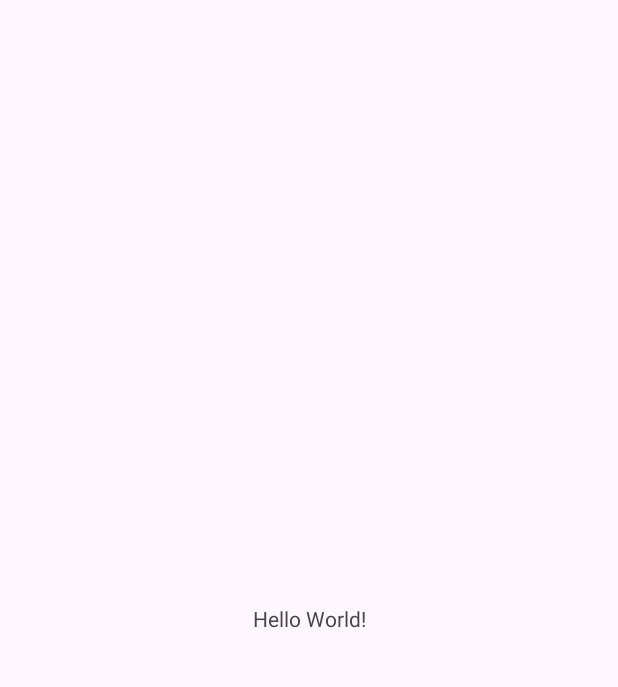
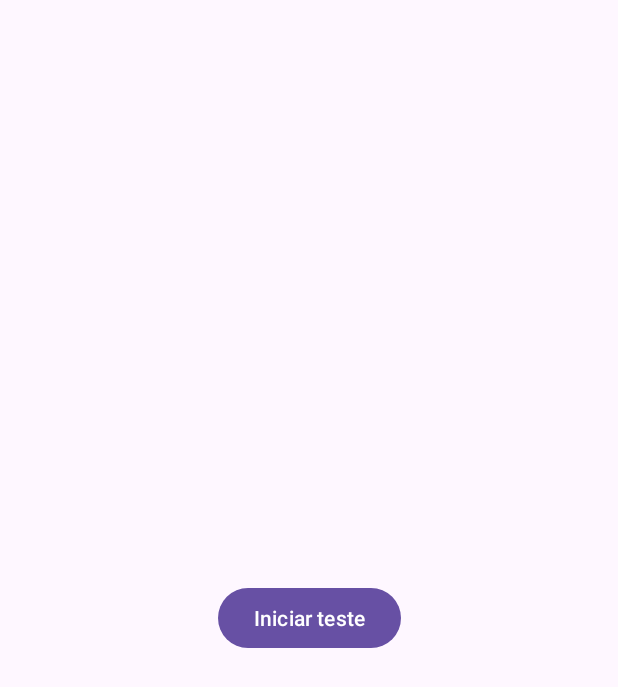
Before and after one commit to giocolombarolli/testDisplay, an Android app: the screen it shows after launch (MainActivity), on a phone screen of 412 x 824 dp. Before the commit the part shown is almost empty. Shown: the top 687 px of the screen. Run offline under Robolectric (Android 15) with nearby library versions, the phone set to English and light mode, and no system bars.

Commit message:
feat: Desafio Gertec.
- Adicionado fragmento com grid dinâmico de quadrados clicáveis
- Integragado ViewModel para controle do progresso e timeout do teste
- Exibi botão de conclusão ao finalizar o teste com sucesso
- Fluxo de timeout de 10s com retorno automático à tela inicial caso não seja clicado em todos os quadrados

```diff
--- /dev/null
+++ b/app/src/main/java/com/giocolombarolli/testdisplay/ui/main/MainFragment.kt
@@ -0,0 +1,38 @@
+package com.giocolombarolli.testdisplay.ui.main
+
+import android.os.Bundle
+import androidx.fragment.app.Fragment
+import android.view.LayoutInflater
+import android.view.View
+import android.view.ViewGroup
+import androidx.navigation.fragment.findNavController
+import com.giocolombarolli.testdisplay.R
+import com.giocolombarolli.testdisplay.databinding.FragmentMainBinding
+
+
+class MainFragment : Fragment() {
+
+    private var _binding: FragmentMainBinding? = null
+    private val binding get() = _binding!!
+
+    override fun onCreateView(
+        inflater: LayoutInflater, container: ViewGroup?,
+        savedInstanceState: Bundle?
+    ): View {
+        _binding = FragmentMainBinding.inflate(inflater, container, false)
+        return binding.root
+    }
+
+    override fun onViewCreated(view: View, savedInstanceState: Bundle?) {
+        super.onViewCreated(view, savedInstanceState)
+
+        binding.buttonGoToSecond.setOnClickListener {
+            findNavController().navigate(R.id.action_mainFragment_to_testDisplayFragment)
+        }
+    }
+
+    override fun onDestroyView() {
+        super.onDestroyView()
+        _binding = null
+    }
+}
--- a/app/src/main/res/layout/activity_main.xml
+++ b/app/src/main/res/layout/activity_main.xml
@@ -1,19 +1,16 @@
 <?xml version="1.0" encoding="utf-8"?>
-<androidx.constraintlayout.widget.ConstraintLayout xmlns:android="http://schemas.android.com/apk/res/android"
+<androidx.constraintlayout.widget.ConstraintLayout
+    xmlns:android="http://schemas.android.com/apk/res/android"
     xmlns:app="http://schemas.android.com/apk/res-auto"
-    xmlns:tools="http://schemas.android.com/tools"
     android:id="@+id/main"
     android:layout_width="match_parent"
-    android:layout_height="match_parent"
-    tools:context=".MainActivity">
+    android:layout_height="match_parent">
 
-    <TextView
-        android:layout_width="wrap_content"
-        android:layout_height="wrap_content"
-        android:text="Hello World!"
-        app:layout_constraintBottom_toBottomOf="parent"
-        app:layout_constraintEnd_toEndOf="parent"
-        app:layout_constraintStart_toStartOf="parent"
-        app:layout_constraintTop_toTopOf="parent" />
-
+    <androidx.fragment.app.FragmentContainerView
+        android:id="@+id/nav_host_fragment"
+        android:name="androidx.navigation.fragment.NavHostFragment"
+        android:layout_width="match_parent"
+        android:layout_height="match_parent"
+        app:defaultNavHost="true"
+        app:navGraph="@navigation/nav_graph" />
 </androidx.constraintlayout.widget.ConstraintLayout>
--- /dev/null
+++ b/app/src/main/res/layout/fragment_main.xml
@@ -0,0 +1,18 @@
+<?xml version="1.0" encoding="utf-8"?>
+<androidx.constraintlayout.widget.ConstraintLayout
+    xmlns:android="http://schemas.android.com/apk/res/android"
+    xmlns:app="http://schemas.android.com/apk/res-auto"
+    android:layout_width="match_parent"
+    android:layout_height="match_parent">
+
+    <Button
+        android:id="@+id/buttonGoToSecond"
+        android:layout_width="wrap_content"
+        android:layout_height="wrap_content"
+        android:text="@string/txt_start_test"
+        app:layout_constraintTop_toTopOf="parent"
+        app:layout_constraintBottom_toBottomOf="parent"
+        app:layout_constraintStart_toStartOf="parent"
+        app:layout_constraintEnd_toEndOf="parent" />
+
+</androidx.constraintlayout.widget.ConstraintLayout>
--- /dev/null
+++ b/app/src/main/res/navigation/nav_graph.xml
@@ -0,0 +1,20 @@
+<?xml version="1.0" encoding="utf-8"?>
+<navigation xmlns:android="http://schemas.android.com/apk/res/android"
+    xmlns:app="http://schemas.android.com/apk/res-auto"
+    android:id="@+id/nav_graph"
+    app:startDestination="@id/firstFragment">
+
+    <fragment
+        android:id="@+id/firstFragment"
+        android:name="com.giocolombarolli.testdisplay.ui.main.MainFragment"
+        android:label="Main Fragment" >
+        <action
+            android:id="@+id/action_mainFragment_to_testDisplayFragment"
+            app:destination="@id/testDisplayFragment" />
+    </fragment>
+
+    <fragment
+        android:id="@+id/testDisplayFragment"
+        android:name="com.giocolombarolli.testdisplay.ui.testdisplay.TestDisplayFragment"
+        android:label="Test Display Fragment" />
+</navigation>
```
Also changed, not shown: app/build.gradle.kts (+11 -1 lines), app/src/main/java/com/giocolombarolli/testdisplay/ui/testdisplay/TestDisplayFragment.kt (added, +149 -0 lines), app/src/main/java/com/giocolombarolli/testdisplay/viewmodel/TestDisplayViewModel.kt (added, +35 -0 lines), app/src/main/res/layout/fragment_test_display.xml (added, +36 -0 lines), app/src/main/res/values/strings.xml (+8 -0 lines), gradle/libs.versions.toml (+8 -2 lines).
